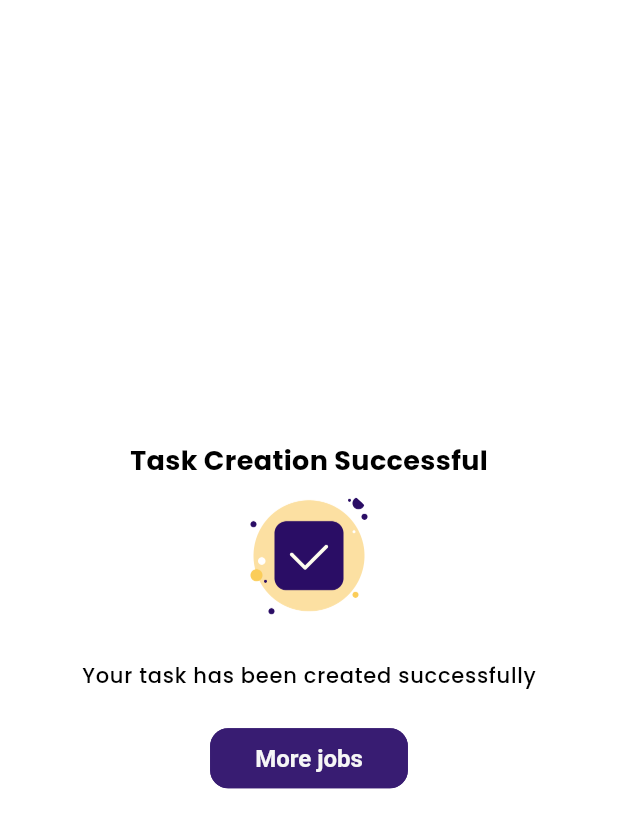
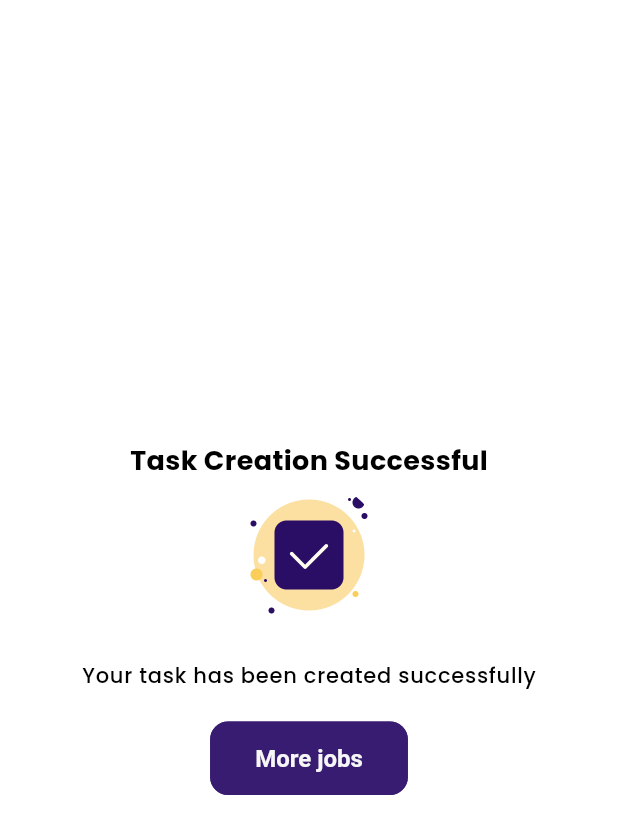
Before and after one commit to SundayOlubode/chindi, a Flutter app: the RegisteredSuccesfully screen opened directly, on a phone screen of 412 x 824 dp. Shown: the top 834 px of the screen. Run offline on Flutter 3.47's test engine with Material 3 defaults, Android fonts, the phone set to English and light mode, and no system bars; our stand-ins replace firebase_core, flutter_slidable, iconsax; missing offline and left inert: awesome_ripple_animation; accounts and stored records are empty.

Commit message:
added padding

```diff
--- a/lib/components/utils/primary_button.dart
+++ b/lib/components/utils/primary_button.dart
@@ -15,7 +15,10 @@ class PrimaryButton extends StatelessWidget {
       onPressed: onPressed,
       style: const ButtonStyle(
         padding: WidgetStatePropertyAll(
-          EdgeInsets.symmetric(horizontal: 30.0, vertical: 0),
+          EdgeInsets.symmetric(
+            horizontal: 30.0,
+            vertical: 15.0,
+          ),
         ),
       ),
       child: Text(label),
```
